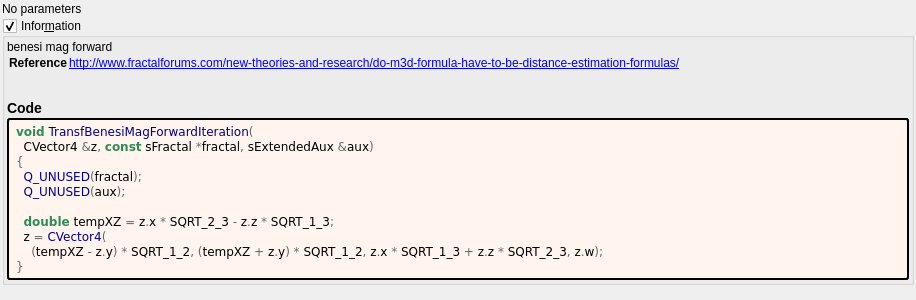
Qt form mandelbulber2/deploy/share/mandelbulber2/formula/ui/transf_benesi_mag_forward.ui (irinox-ctrl/mandelbulber2) before a commit.
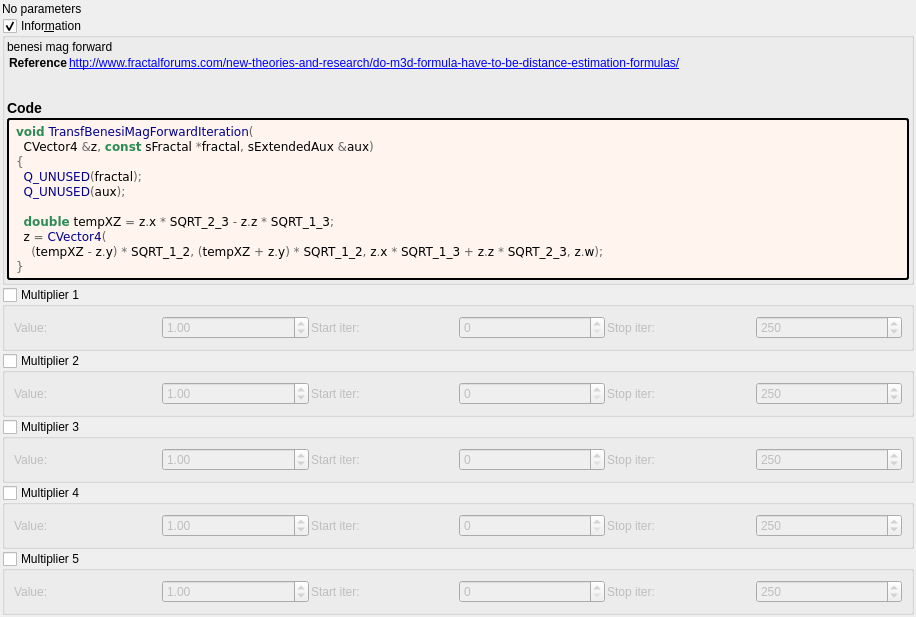
The same form after that commit. Custom widgets are drawn as their Qt base class.

Commit message:
feat: add 5 general-purpose multipliers to all 1007 fractal formulas
Each multiplier has:
- Checkbox (OFF by default)
- Value spinbox (default 1.0, range -100 to 100)
- Iteration start/stop range

Logic: z *= value; DE *= |value|;

Uses existing transformCommon parameters:
- Checkboxes: functionEnabledBx/By/Bz/Bw/CzFalse
- Values: scale4/5/6/8/16
- Ranges: startIterationsB-F/stopIterationsB-F

Modified 1007 .cpp (CPU), 1006 .cl (GPU), 1023 .ui files.
Both source (formula/) and deploy (deploy/share/) copies updated.

```diff
--- a/mandelbulber2/deploy/share/mandelbulber2/formula/ui/transf_benesi_mag_forward.ui
+++ b/mandelbulber2/deploy/share/mandelbulber2/formula/ui/transf_benesi_mag_forward.ui
@@ -120,6 +120,192 @@
      </layout>
     </widget>
    </item>
+   <item>
+    <widget class="MyGroupBox" name="groupCheck_transf_function_enabledBx_false">
+     <property name="title"><string>Multiplier 1</string></property>
+     <property name="checkable"><bool>true</bool></property>
+     <property name="checked"><bool>false</bool></property>
+     <layout class="QGridLayout" name="gridLayout_mult1">
+      <property name="spacing"><number>2</number></property>
+      <item row="0" column="0">
+       <widget class="QLabel"><property name="text"><string>Value:</string></property></widget>
+      </item>
+      <item row="0" column="1">
+       <widget class="MyDoubleSpinBox" name="spinbox_transf_scale_4">
+        <property name="minimum"><double>-100.0</double></property><property name="maximum"><double>100.0</double></property>
+        <property name="singleStep"><double>0.01</double></property><property name="value"><double>1.0</double></property>
+       </widget>
+      </item>
+      <item row="0" column="2">
+       <widget class="QLabel"><property name="text"><string>Start iter:</string></property></widget>
+      </item>
+      <item row="0" column="3">
+       <widget class="MySpinBox" name="spinboxInt_transf_start_iterations_B">
+        <property name="minimum"><number>0</number></property><property name="maximum"><number>10000</number></property>
+        <property name="value"><number>0</number></property>
+       </widget>
+      </item>
+      <item row="0" column="4">
+       <widget class="QLabel"><property name="text"><string>Stop iter:</string></property></widget>
+      </item>
+      <item row="0" column="5">
+       <widget class="MySpinBox" name="spinboxInt_transf_stop_iterations_B">
+        <property name="minimum"><number>0</number></property><property name="maximum"><number>10000</number></property>
+        <property name="value"><number>250</number></property>
+       </widget>
+      </item>
+     </layout>
+    </widget>
+   </item>
+   <item>
+    <widget class="MyGroupBox" name="groupCheck_transf_function_enabledBy_false">
+     <property name="title"><string>Multiplier 2</string></property>
+     <property name="checkable"><bool>true</bool></property>
+     <property name="checked"><bool>false</bool></property>
+     <layout class="QGridLayout" name="gridLayout_mult2">
+      <property name="spacing"><number>2</number></property>
+      <item row="0" column="0">
+       <widget class="QLabel"><property name="text"><string>Value:</string></property></widget>
+      </item>
+      <item row="0" column="1">
+       <widget class="MyDoubleSpinBox" name="spinbox_transf_scale_5">
+        <property name="minimum"><double>-100.0</double></property><property name="maximum"><double>100.0</double></property>
+        <property name="singleStep"><double>0.01</double></property><property name="value"><double>1.0</double></property>
+       </widget>
+      </item>
+      <item row="0" column="2">
+       <widget class="QLabel"><property name="text"><string>Start iter:</string></property></widget>
+      </item>
+      <item row="0" column="3">
+       <widget class="MySpinBox" name="spinboxInt_transf_start_iterations_C">
+        <property name="minimum"><number>0</number></property><property name="maximum"><number>10000</number></property>
+        <property name="value"><number>0</number></property>
+       </widget>
+      </item>
+      <item row="0" column="4">
+       <widget class="QLabel"><property name="text"><string>Stop iter:</string></property></widget>
+      </item>
+      <item row="0" column="5">
+       <widget class="MySpinBox" name="spinboxInt_transf_stop_iterations_C">
+        <property name="minimum"><number>0</number></property><property name="maximum"><number>10000</number></property>
+        <property name="value"><number>250</number></property>
+       </widget>
+      </item>
+     </layout>
+    </widget>
+   </item>
+   <item>
+    <widget class="MyGroupBox" name="groupCheck_transf_function_enabledBz_false">
+     <property name="title"><string>Multiplier 3</string></property>
+     <property name="checkable"><bool>true</bool></property>
+     <property name="checked"><bool>false</bool></property>
+     <layout class="QGridLayout" name="gridLayout_mult3">
+      <property name="spacing"><number>2</number></property>
+      <item row="0" column="0">
+       <widget class="QLabel"><property name="text"><string>Value:</string></property></widget>
+      </item>
+      <item row="0" column="1">
+       <widget class="MyDoubleSpinBox" name="spinbox_transf_scale_6">
+        <property name="minimum"><double>-100.0</double></property><property name="maximum"><double>100.0</double></property>
+        <property name="singleStep"><double>0.01</double></property><property name="value"><double>1.0</double></property>
+       </widget>
+      </item>
+      <item row="0" column="2">
+       <widget class="QLabel"><property name="text"><string>Start iter:</string></property></widget>
+      </item>
+      <item row="0" column="3">
+       <widget class="MySpinBox" name="spinboxInt_transf_start_iterations_D">
+        <property name="minimum"><number>0</number></property><property name="maximum"><number>10000</number></property>
+        <property name="value"><number>0</number></property>
+       </widget>
+      </item>
+      <item row="0" column="4">
+       <widget class="QLabel"><property name="text"><string>Stop iter:</string></property></widget>
+      </item>
+      <item row="0" column="5">
+       <widget class="MySpinBox" name="spinboxInt_transf_stop_iterations_D">
+        <property name="minimum"><number>0</number></property><property name="maximum"><number>10000</number></property>
+        <property name="value"><number>250</number></property>
+       </widget>
+      </item>
+     </layout>
+    </widget>
+   </item>
+   <item>
+    <widget class="MyGroupBox" name="groupCheck_transf_function_enabledBw_false">
+     <property name="title"><string>Multiplier 4</string></property>
+     <property name="checkable"><bool>true</bool></property>
+     <property name="checked"><bool>false</bool></property>
+     <layout class="QGridLayout" name="gridLayout_mult4">
+      <property name="spacing"><number>2</number></property>
+      <item row="0" column="0">
+       <widget class="QLabel"><property name="text"><string>Value:</string></property></widget>
+      </item>
+      <item row="0" column="1">
+       <widget class="MyDoubleSpinBox" name="spinbox_transf_scale_8">
+        <property name="minimum"><double>-100.0</double></property><property name="maximum"><double>100.0</double></property>
+        <property name="singleStep"><double>0.01</double></property><property name="value"><double>1.0</double></property>
+       </widget>
+      </item>
+      <item row="0" column="2">
+       <widget class="QLabel"><property name="text"><string>Start iter:</string></property></widget>
+      </item>
+      <item row="0" column="3">
+       <widget class="MySpinBox" name="spinboxInt_transf_start_iterations_E">
+        <property name="minimum"><number>0</number></property><property name="maximum"><number>10000</number></property>
+        <property name="value"><number>0</number></property>
+       </widget>
+      </item>
+      <item row="0" column="4">
+       <widget class="QLabel"><property name="text"><string>Stop iter:</string></property></widget>
+      </item>
+      <item row="0" column="5">
+       <widget class="MySpinBox" name="spinboxInt_transf_stop_iterations_E">
+        <property name="minimum"><number>0</number></property><property name="maximum"><number>10000</number></property>
+        <property name="value"><number>250</number></property>
+       </widget>
+      </item>
+     </layout>
+    </widget>
+   </item>
+   <item>
+    <widget class="MyGroupBox" name="groupCheck_transf_function_enabledCz_false">
+     <property name="title"><string>Multiplier 5</string></property>
+     <property name="checkable"><bool>true</bool></property>
+     <property name="checked"><bool>false</bool></property>
+     <layout class="QGridLayout" name="gridLayout_mult5">
+      <property name="spacing"><number>2</number></property>
+      <item row="0" column="0">
+       <widget class="QLabel"><property name="text"><string>Value:</string></property></widget>
+      </item>
+      <item row="0" column="1">
+       <widget class="MyDoubleSpinBox" name="spinbox_transf_scale_16">
+        <property name="minimum"><double>-100.0</double></property><property name="maximum"><double>100.0</double></property>
+        <property name="singleStep"><double>0.01</double></property><property name="value"><double>1.0</double></property>
+       </widget>
+      </item>
+      <item row="0" column="2">
+       <widget class="QLabel"><property name="text"><string>Start iter:</string></property></widget>
+      </item>
+      <item row="0" column="3">
+       <widget class="MySpinBox" name="spinboxInt_transf_start_iterations_F">
+        <property name="minimum"><number>0</number></property><property name="maximum"><number>10000</number></property>
+        <property name="value"><number>0</number></property>
+       </widget>
+      </item>
+      <item row="0" column="4">
+       <widget class="QLabel"><property name="text"><string>Stop iter:</string></property></widget>
+      </item>
+      <item row="0" column="5">
+       <widget class="MySpinBox" name="spinboxInt_transf_stop_iterations_F">
+        <property name="minimum"><number>0</number></property><property name="maximum"><number>10000</number></property>
+        <property name="value"><number>250</number></property>
+       </widget>
+      </item>
+     </layout>
+    </widget>
+   </item>
+
    <item>
     <spacer name="verticalSpacer">
      <property name="orientation">
@@ -142,6 +328,16 @@
    <header>my_group_box.h</header>
    <container>1</container>
   </customwidget>
+   <customwidget>
+   <class>MyDoubleSpinBox</class>
+   <extends>QDoubleSpinBox</extends>
+   <header>my_double_spin_box.h</header>
+  </customwidget>
+   <customwidget>
+   <class>MySpinBox</class>
+   <extends>QSpinBox</extends>
+   <header>my_spin_box.h</header>
+  </customwidget>
  </customwidgets>
  <tabstops>
   <tabstop>groupCheck_info</tabstop>
```
The commit also changes 3972 other files.
